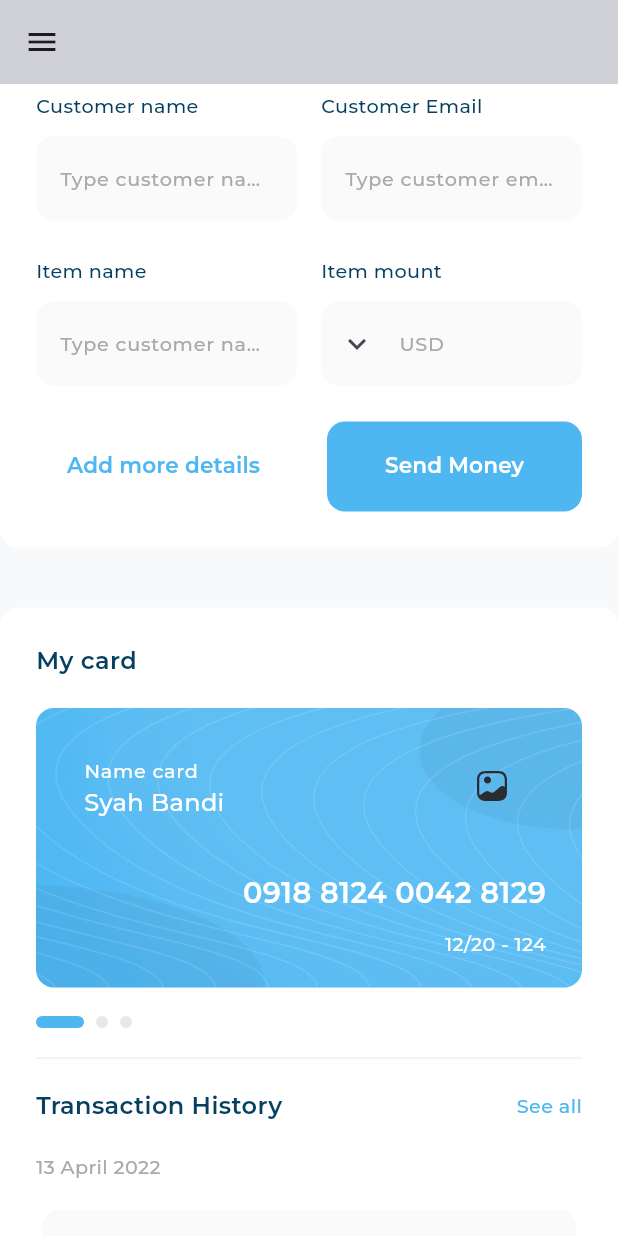
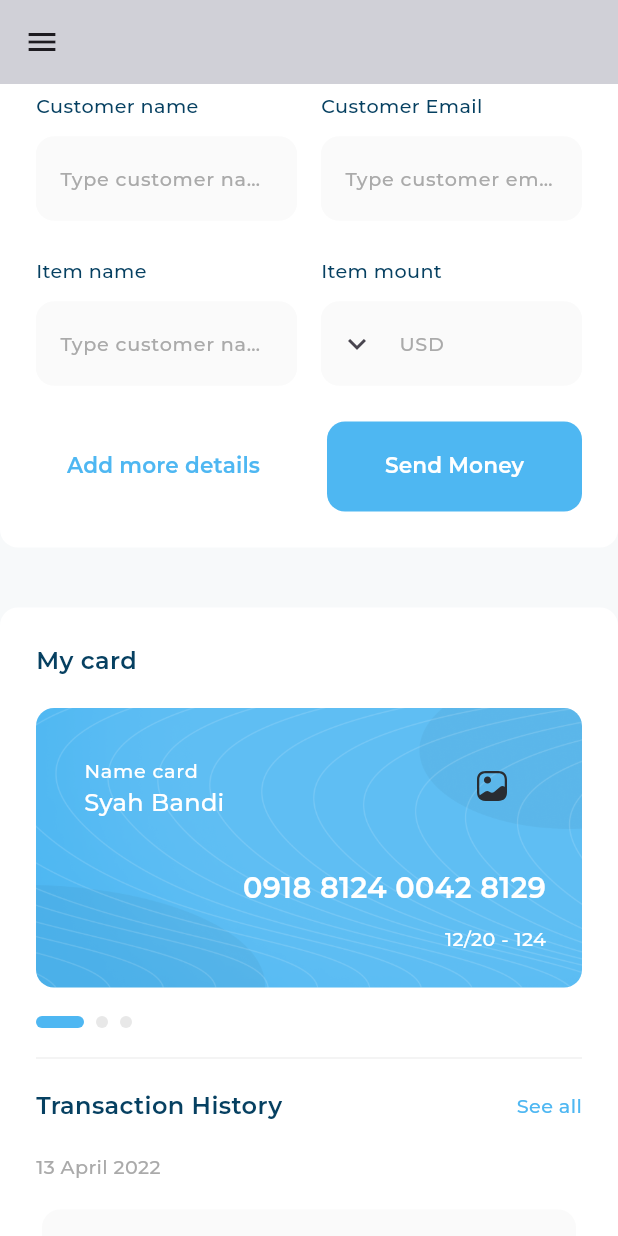
Before and after one commit to AhmedGhazala2000/Responsive-Dashboard, a Flutter app: the screen it shows after launch, scrolled down 576 dp, on a phone screen of 412 x 824 dp. Run offline on Flutter 3.47's test engine with Material 3 defaults, Android fonts, the phone set to English and light mode, and no system bars; drawn by our look-alikes of expandable_page_view; our stand-ins replace device_preview, fl_chart, flutter_svg; project files that could hold a hidden picture were left out.

Commit message:
Simple edit

```diff
--- a/lib/utils/app_styles.dart
+++ b/lib/utils/app_styles.dart
@@ -115,6 +115,6 @@ double getScaleFactor(context) {
   } else if (width < SizeConfig.desktop) {
     return width / 1000;
   } else {
-    return width / 1920;
+    return width / 1800;
   }
 }
--- a/lib/widgets/custom_dot.dart
+++ b/lib/widgets/custom_dot.dart
@@ -6,7 +6,8 @@ class CustomDot extends StatelessWidget {
 
   @override
   Widget build(BuildContext context) {
-    return Container(
+    return AnimatedContainer(
+      duration: const Duration(milliseconds: 300),
       width: isActive ? 32 : 8,
       height: 8,
       decoration: BoxDecoration(
--- a/lib/widgets/my_card.dart
+++ b/lib/widgets/my_card.dart
@@ -52,10 +52,9 @@ class MyCard extends StatelessWidget {
                 color: Colors.white,
               ),
             ),
-            const Flexible(
-                child: SizedBox(
-              height: 24,
-            ))
+            SizedBox(
+              height: MediaQuery.sizeOf(context).width < 400 ? 10 : 24,
+            )
           ],
         ),
       ),
--- a/lib/widgets/quick_invoice_list_view.dart
+++ b/lib/widgets/quick_invoice_list_view.dart
@@ -22,6 +22,11 @@ class QuickInvoiceListView extends StatelessWidget {
       title: 'Madrani Andi',
       subTitle: 'Madraniadi20@gmail',
       image: Assets.imagesAvatar2,
+    ),
+    UserInfoModel(
+      title: 'Josua Nunito',
+      subTitle: 'JoshNunito@gmail.com',
+      image: Assets.imagesAvatar3,
     ),
   ];
 
```
